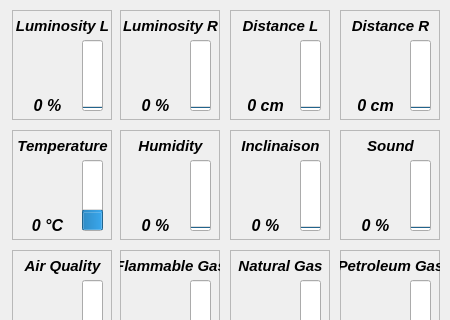
Qt form Dialog_Sensors.ui (CactusTribe/PyRobot) before a commit; both pictures show x 0 to 450 and y 0 to 320 of the 450 by 500 pixel window.
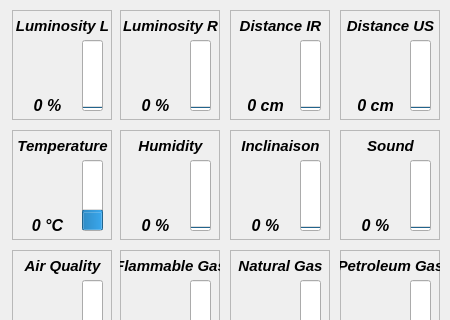
The same form after that commit. Icons and pictures are not drawn.

What changed in the file:
```diff
--- a/Dialog_Sensors.ui
+++ b/Dialog_Sensors.ui
@@ -337,7 +337,7 @@
      </font>
     </property>
     <property name="text">
-     <string>Distance L</string>
+     <string>Distance IR</string>
     </property>
     <property name="alignment">
      <set>Qt::AlignCenter</set>
@@ -470,7 +470,7 @@
      </font>
     </property>
     <property name="text">
-     <string>Distance R</string>
+     <string>Distance US</string>
     </property>
     <property name="alignment">
      <set>Qt::AlignCenter</set>
```
Left out of the diff: 2 changed lines with no effect on the pictures.
